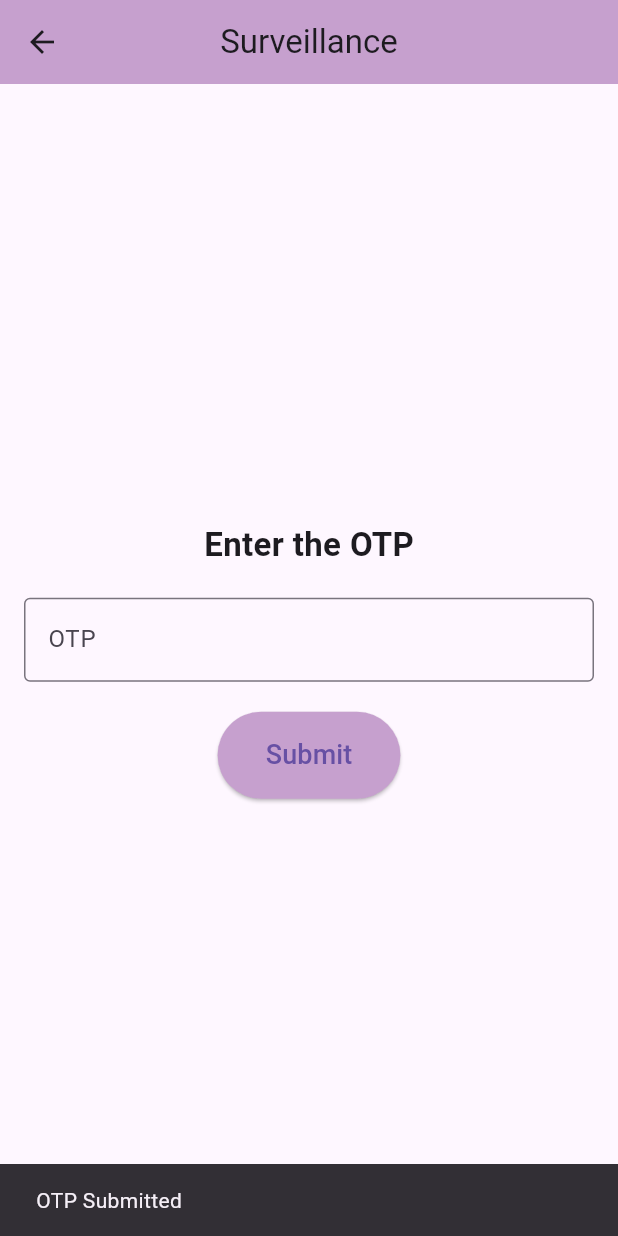
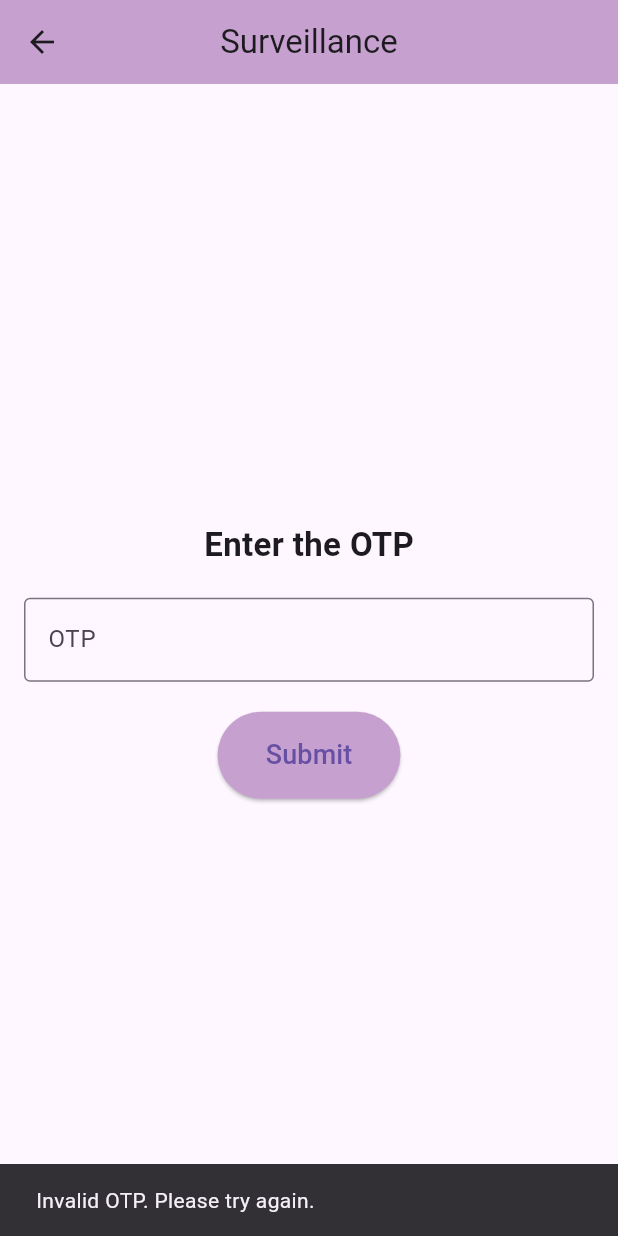
Before and after one commit to dakdim/MajorProject, a Flutter app: the SurveillancePage screen opened directly, after a tap on "Submit", on a phone screen of 412 x 824 dp. Run offline on Flutter 3.47's test engine with Material 3 defaults, Android fonts, the light colour scheme and no system bars; our stand-ins replace camera, curved_navigation_bar.

Commit message:
Your commit message

```diff
--- a/lib/view/live_camera_page.dart
+++ /dev/null
@@ -1 +0,0 @@
-// TODO Implement this library.
--- a/lib/view/surveillance_page.dart
+++ b/lib/view/surveillance_page.dart
@@ -1,8 +1,15 @@
 import 'package:flutter/material.dart';
-// import 'livecamera.dart';
 
-class SurveillancePage extends StatelessWidget {
+class SurveillancePage extends StatefulWidget {
   const SurveillancePage({Key? key}) : super(key: key);
+
+  @override
+  _SurveillancePageState createState() => _SurveillancePageState();
+}
+
+class _SurveillancePageState extends State<SurveillancePage> {
+  final TextEditingController _otpController = TextEditingController();
+  final String validOtp = "1234"; // Define a valid OTP for comparison
 
   @override
   Widget build(BuildContext context) {
@@ -23,7 +30,8 @@ class SurveillancePage extends StatelessWidget {
             ),
             const SizedBox(height: 20),
             TextField(
-              decoration: InputDecoration(
+              controller: _otpController,
+              decoration: const InputDecoration(
                 border: OutlineInputBorder(),
                 labelText: 'OTP',
                 hintText: 'Enter your OTP here',
@@ -33,15 +41,21 @@ class SurveillancePage extends StatelessWidget {
             const SizedBox(height: 20),
             ElevatedButton(
               onPressed: () {
-                ScaffoldMessenger.of(context).showSnackBar(
-                  const SnackBar(content: Text('OTP Submitted')),
-                );
-                // Navigator.push(
-                //   context,
-                //   MaterialPageRoute(
-                //       builder: (context) => const LiveCameraPage()),
-                // );
-                // You can add further navigation or functionality here
+                if (_otpController.text == validOtp) {
+                  // Navigate to the Monitoring Page if OTP is valid
+                  Navigator.push(
+                    context,
+                    MaterialPageRoute(
+                      builder: (context) => const MonitoringPage(),
+                    ),
+                  );
+                } else {
+                  // Show an error message if OTP is invalid
+                  ScaffoldMessenger.of(context).showSnackBar(
+                    const SnackBar(
+                        content: Text('Invalid OTP. Please try again.')),
+                  );
+                }
               },
               style: ElevatedButton.styleFrom(
                 padding:
@@ -59,3 +73,49 @@ class SurveillancePage extends StatelessWidget {
     );
   }
 }
+
+class MonitoringPage extends StatelessWidget {
+  const MonitoringPage({Key? key}) : super(key: key);
+
+  @override
+  Widget build(BuildContext context) {
+    return Scaffold(
+      appBar: AppBar(
+        title: const Text(''),
+        backgroundColor: const Color.fromRGBO(198, 160, 206, 1),
+      ),
+      body: Column(
+        children: [
+          // Upper box: Placeholder for a photo or other content
+          Expanded(
+            flex: 2,
+            child: Container(
+              width: double.infinity,
+              color: Colors.grey[300],
+              child: const Center(
+                child: Text(
+                  'I LOVE YOU',
+                  style: TextStyle(fontSize: 20, color: Colors.black),
+                ),
+              ),
+            ),
+          ),
+          // Lower box: Placeholder for description
+          Expanded(
+            flex: 1,
+            child: Container(
+              width: double.infinity,
+              color: Colors.grey[200],
+              padding: const EdgeInsets.all(16.0),
+              child: const Text(
+                'Description ',
+                style: TextStyle(fontSize: 16, color: Colors.black87),
+                textAlign: TextAlign.center,
+              ),
+            ),
+          ),
+        ],
+      ),
+    );
+  }
+}
```
